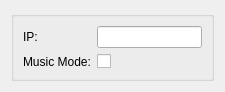
The window that qt/OpenRGBYeelightSettingsPage/OpenRGBYeelightSettingsEntry.ui (CalcProgrammer1/OpenRGB) describes before a commit, drawn with Qt 5.
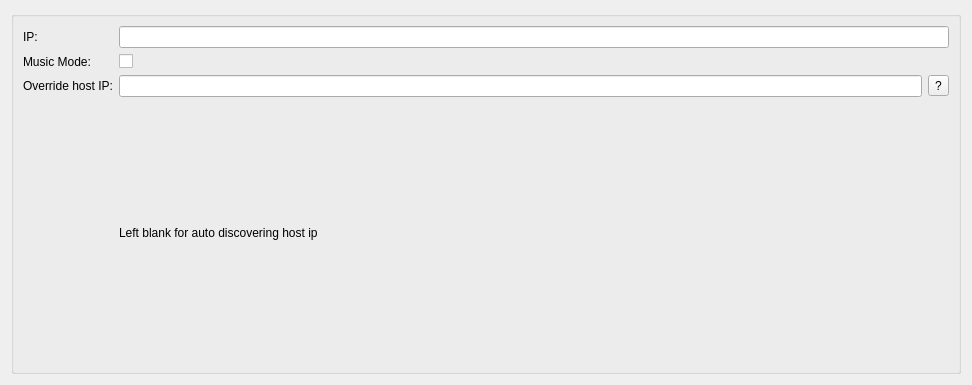
The same window after the commit.

Commit message: Add ability to override host ip from yeelight settings

Diff of the .ui file:
```diff
--- a/qt/OpenRGBYeelightSettingsPage/OpenRGBYeelightSettingsEntry.ui
+++ b/qt/OpenRGBYeelightSettingsPage/OpenRGBYeelightSettingsEntry.ui
@@ -6,8 +6,8 @@
    <rect>
     <x>0</x>
     <y>0</y>
-    <width>225</width>
-    <height>85</height>
+    <width>972</width>
+    <height>385</height>
    </rect>
   </property>
   <property name="sizePolicy">
@@ -26,8 +26,12 @@
       <string/>
      </property>
      <layout class="QGridLayout" name="gridLayout_2">
-      <item row="1" column="3">
-       <widget class="QLineEdit" name="IPEdit"/>
+      <item row="2" column="1">
+       <widget class="QCheckBox" name="MusicModeCheckBox">
+        <property name="text">
+         <string/>
+        </property>
+       </widget>
       </item>
       <item row="1" column="0">
        <widget class="QLabel" name="IPLabel">
@@ -36,10 +40,13 @@
         </property>
        </widget>
       </item>
-      <item row="2" column="3">
-       <widget class="QCheckBox" name="MusicModeCheckBox">
+      <item row="5" column="1">
+       <widget class="QLineEdit" name="HostIPEdit"/>
+      </item>
+      <item row="5" column="2">
+       <widget class="QToolButton" name="HostIPChooserButton">
         <property name="text">
-         <string/>
+         <string>?</string>
         </property>
        </widget>
       </item>
@@ -50,6 +57,23 @@
         </property>
        </widget>
       </item>
+      <item row="5" column="0">
+       <widget class="QLabel" name="label">
+        <property name="text">
+         <string>Override host IP:</string>
+        </property>
+       </widget>
+      </item>
+      <item row="1" column="1" colspan="2">
+       <widget class="QLineEdit" name="IPEdit"/>
+      </item>
+      <item row="6" column="1">
+       <widget class="QLabel" name="label_2">
+        <property name="text">
+         <string>Left blank for auto discovering host ip</string>
+        </property>
+       </widget>
+      </item>
      </layout>
     </widget>
    </item>
```
Left out of the diff: 3 changed lines with no effect on the pictures. The commit also changes 6 other files.
